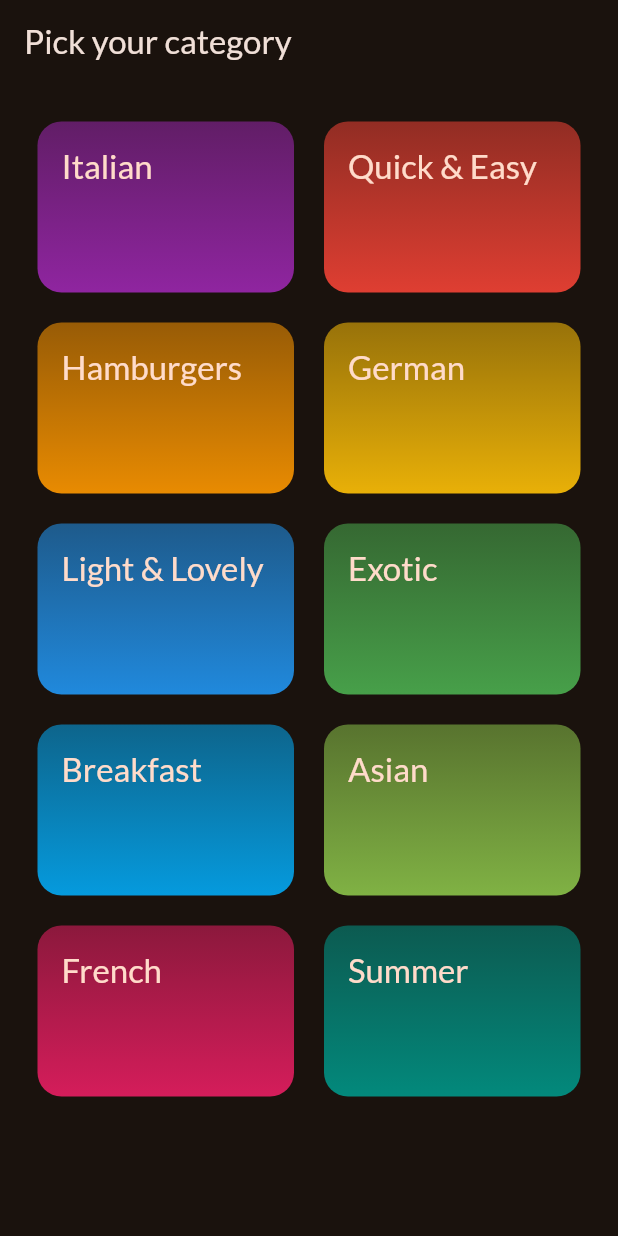
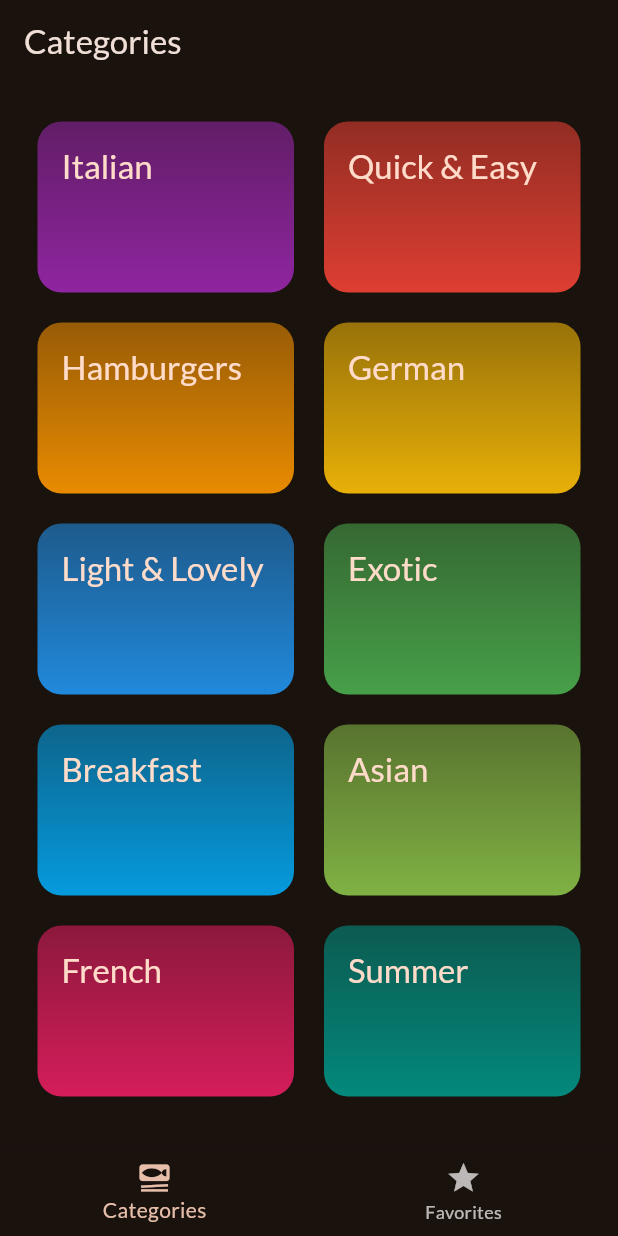
Before and after one commit to itrieditlikethis/meals_app, a Flutter app: the screen it shows after launch, on a phone screen of 412 x 824 dp. Run offline on Flutter 3.47's test engine with Material 3 defaults, Android fonts, the phone set to English and light mode, and no system bars; our stand-ins replace google_fonts, transparent_image.

Commit message:
feat: add bottom tab navigation

```diff
--- a/lib/main.dart
+++ b/lib/main.dart
@@ -1,7 +1,7 @@
 import 'package:flutter/material.dart';
 import 'package:flutter/services.dart';
 import 'package:google_fonts/google_fonts.dart';
-import 'package:meals_app/screens/categories_screen.dart';
+import 'package:meals_app/screens/tabs.dart';
 
 final theme = ThemeData(
   colorScheme: ColorScheme.fromSeed(
@@ -24,7 +24,7 @@ class App extends StatelessWidget {
   Widget build(BuildContext context) {
     return MaterialApp(
       theme: theme,
-      home: CategoriesScreen(),
+      home: TabsScreen(),
       debugShowCheckedModeBanner: false,
     );
   }
--- a/lib/screens/categories_screen.dart
+++ b/lib/screens/categories_screen.dart
@@ -1,12 +1,15 @@
 import 'package:flutter/material.dart';
 import 'package:meals_app/data/dummy_data.dart';
+import 'package:meals_app/models/meal.dart';
 import 'package:meals_app/widgets/category_grid_item.dart';
 
 import '../models/category.dart';
 import 'meals_screen.dart';
 
 class CategoriesScreen extends StatelessWidget {
-  const CategoriesScreen({super.key});
+  const CategoriesScreen({super.key, required this.onToggleFavorite});
+
+  final void Function(Meal meal) onToggleFavorite;
 
   void _selectCategory(BuildContext context, Category category) {
     final filteredDummyMeals = dummyMeals
@@ -15,18 +18,18 @@ class CategoriesScreen extends StatelessWidget {
 
     Navigator.of(context).push(
       MaterialPageRoute(
-        builder: (ctx) =>
-            MealsScreen(title: category.title, mealsData: filteredDummyMeals),
+        builder: (ctx) => MealsScreen(
+          title: category.title,
+          mealsData: filteredDummyMeals,
+          onToggleFavorite: onToggleFavorite,
+        ),
       ),
     );
   }
 
   @override
   Widget build(BuildContext context) {
-    return SafeArea(
-      child: Scaffold(
-        appBar: AppBar(title: const Text('Pick your category')),
-        body: GridView(
+    return GridView(
       padding: EdgeInsets.all(25),
       gridDelegate: SliverGridDelegateWithFixedCrossAxisCount(
         crossAxisCount: 2,
@@ -42,8 +45,6 @@ class CategoriesScreen extends StatelessWidget {
             ),
           )
           .toList(),
-        ),
-      ),
     );
   }
 }
--- /dev/null
+++ b/lib/screens/tabs.dart
@@ -0,0 +1,72 @@
+import 'package:flutter/material.dart';
+import 'package:meals_app/models/meal.dart';
+import 'package:meals_app/screens/categories_screen.dart';
+import 'package:meals_app/screens/meals_screen.dart';
+
+class TabsScreen extends StatefulWidget {
+  const TabsScreen({super.key});
+
+  @override
+  State<TabsScreen> createState() => _TabsScreenState();
+}
+
+class _TabsScreenState extends State<TabsScreen> {
+  final List<Meal> _favoriteMeals = [];
+
+  int _selectedPageIndex = 0;
+
+  void _selectPage(int index) {
+    setState(() {
+      _selectedPageIndex = index;
+    });
+  }
+
+  void _setIsFavoriteMeal(Meal meal) {
+    final isExisting = _favoriteMeals.contains(meal);
+
+    isExisting
+        ? setState(() {
+            _favoriteMeals.remove(meal);
+          })
+        : setState(() {
+            _favoriteMeals.add(meal);
+          });
+  }
+
+  @override
+  Widget build(BuildContext context) {
+    Widget activePage = CategoriesScreen(onToggleFavorite: _setIsFavoriteMeal);
+    String activePageTitle = 'Categories';
+
+    switch (_selectedPageIndex) {
+      case 0:
+        activePage = CategoriesScreen(onToggleFavorite: _setIsFavoriteMeal);
+        break;
+      case 1:
+        activePage = MealsScreen(
+          mealsData: _favoriteMeals,
+          onToggleFavorite: _setIsFavoriteMeal,
+        );
+        activePageTitle = 'Favorites';
+        break;
+    }
+
+    return SafeArea(
+      child: Scaffold(
+        appBar: AppBar(title: Text(activePageTitle)),
+        body: activePage,
+        bottomNavigationBar: BottomNavigationBar(
+          onTap: (index) => _selectPage(index),
+          currentIndex: _selectedPageIndex,
+          items: [
+            BottomNavigationBarItem(
+              icon: Icon(Icons.set_meal),
+              label: 'Categories',
+            ),
+            BottomNavigationBarItem(icon: Icon(Icons.star), label: 'Favorites'),
+          ],
+        ),
+      ),
+    );
+  }
+}
```
Also changed, not shown: lib/screens/meal_details_screen.dart (+24 -4 lines), lib/screens/meals_screen.dart (+21 -7 lines). Lines whose indentation alone changed are shown as unchanged.
